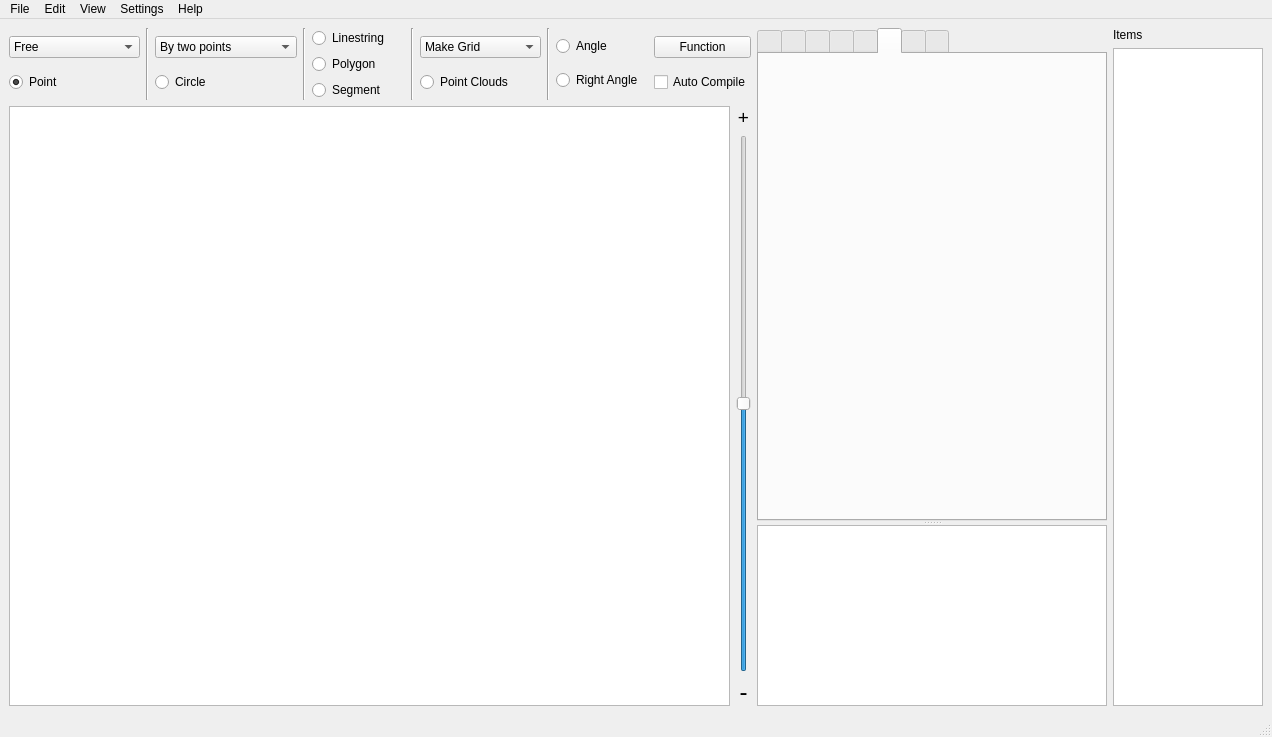
csekri/tkzgeom, file main.ui: the form before one commit.
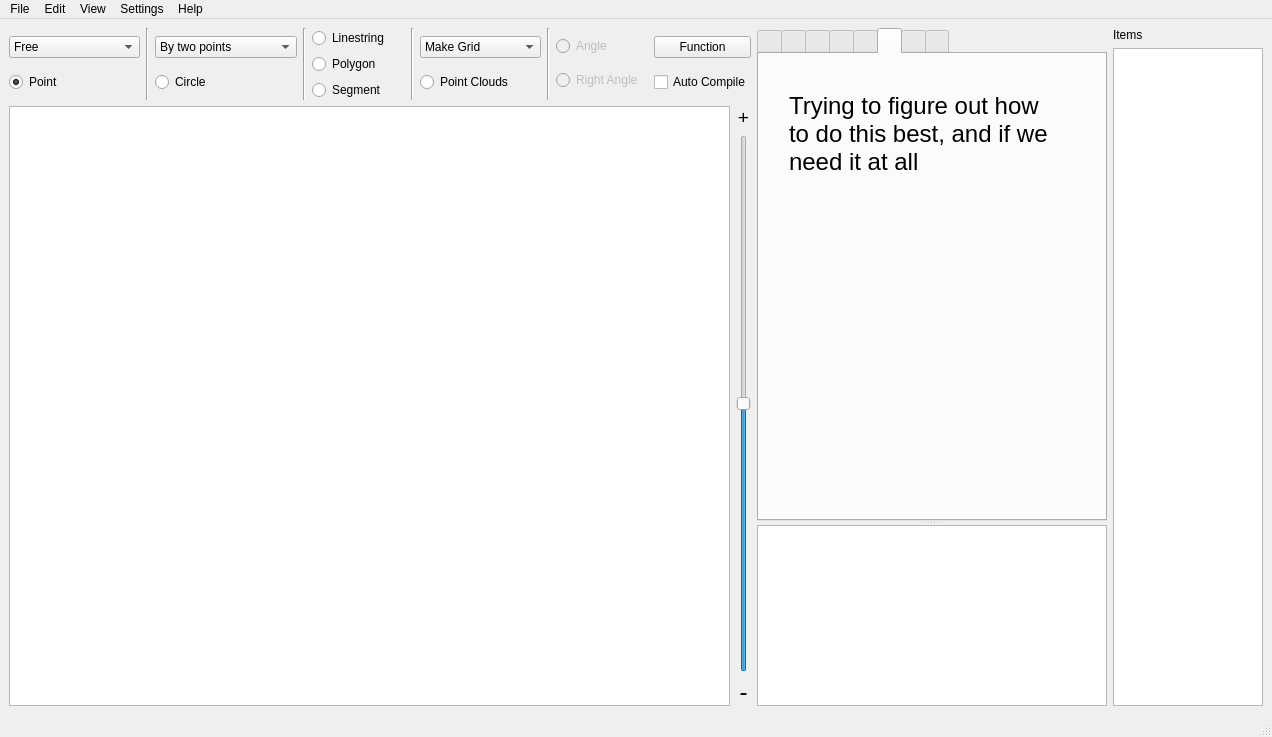
The form after the commit. The open tabs and pages were chosen to show the change. Icons and pictures are not drawn.

Patch:
```diff
--- a/main.ui
+++ b/main.ui
@@ -312,7 +312,7 @@
             <item>
              <widget class="QRadioButton" name="angle_radio">
               <property name="enabled">
-               <bool>true</bool>
+               <bool>false</bool>
               </property>
               <property name="focusPolicy">
                <enum>Qt::NoFocus</enum>
@@ -325,7 +325,7 @@
             <item>
              <widget class="QRadioButton" name="right_angle_radio">
               <property name="enabled">
-               <bool>true</bool>
+               <bool>false</bool>
               </property>
               <property name="focusPolicy">
                <enum>Qt::NoFocus</enum>
@@ -10756,6 +10756,22 @@
           <attribute name="title">
            <string/>
           </attribute>
+          <widget class="QLabel" name="label_14">
+           <property name="geometry">
+            <rect>
+             <x>30</x>
+             <y>20</y>
+             <width>261</width>
+             <height>121</height>
+            </rect>
+           </property>
+           <property name="text">
+            <string>&lt;html&gt;&lt;head/&gt;&lt;body&gt;&lt;p&gt;&lt;span style=&quot; font-size:18pt;&quot;&gt;Trying to figure out how to do this best, and if we need it at all&lt;/span&gt;&lt;/p&gt;&lt;/body&gt;&lt;/html&gt;</string>
+           </property>
+           <property name="wordWrap">
+            <bool>true</bool>
+           </property>
+          </widget>
          </widget>
          <widget class="QWidget" name="tab_6">
           <attribute name="icon">
```
Left out of the diff: 22 changed lines with no effect on the pictures.
